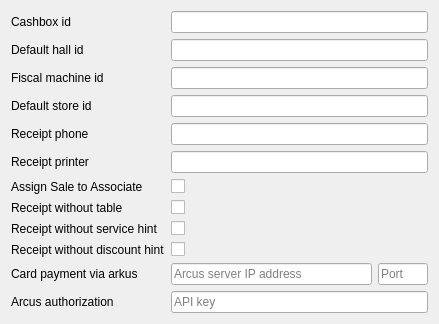
Above: FrontDesk/rworkstationconfigshop.ui from End1-1/Cafe5 before the change. Below: the same form after it.
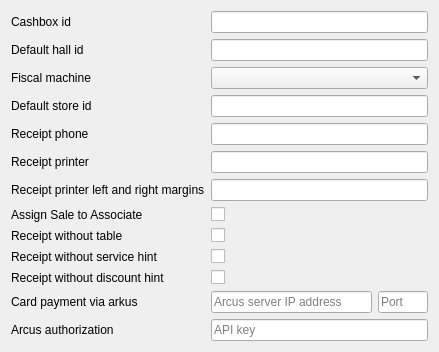
That is the form after the change.

What changed in the file:
```diff
--- a/FrontDesk/rworkstationconfigshop.ui
+++ b/FrontDesk/rworkstationconfigshop.ui
@@ -7,44 +7,20 @@
     <x>0</x>
     <y>0</y>
     <width>439</width>
-    <height>302</height>
+    <height>324</height>
    </rect>
   </property>
   <layout class="QGridLayout" name="gridLayout">
-   <item row="1" column="0">
-    <widget class="QLabel" name="labelHall">
-     <property name="text">
-      <string>Default hall id</string>
-     </property>
-    </widget>
+   <item row="4" column="1" colspan="2">
+    <widget class="QLineEdit" name="leReceiptPhone"/>
    </item>
-   <item row="7" column="1">
-    <widget class="QCheckBox" name="chReceiptNoTable"/>
+   <item row="10" column="1">
+    <widget class="QCheckBox" name="chReceiptNoDiscountHint"/>
    </item>
-   <item row="11" column="1" colspan="2">
-    <widget class="QLineEdit" name="leArcusKey">
-     <property name="sizePolicy">
-      <sizepolicy hsizetype="Expanding" vsizetype="Fixed">
-       <horstretch>1</horstretch>
-       <verstretch>0</verstretch>
-      </sizepolicy>
-     </property>
-     <property name="placeholderText">
-      <string>API key</string>
-     </property>
-    </widget>
-   </item>
-   <item row="7" column="0">
-    <widget class="QLabel" name="labelNoTable">
+   <item row="2" column="0">
+    <widget class="QLabel" name="labelFiscal">
      <property name="text">
-      <string>Receipt without table</string>
-     </property>
-    </widget>
-   </item>
-   <item row="4" column="0">
-    <widget class="QLabel" name="labelPhone">
-     <property name="text">
-      <string>Receipt phone</string>
+      <string>Fiscal machine</string>
      </property>
     </widget>
    </item>
@@ -55,23 +31,24 @@
      </property>
     </widget>
    </item>
-   <item row="5" column="1" colspan="2">
-    <widget class="QLineEdit" name="leReceiptPrinter"/>
-   </item>
-   <item row="8" column="1">
-    <widget class="QCheckBox" name="chReceiptNoServiceHint"/>
-   </item>
-   <item row="0" column="0">
-    <widget class="QLabel" name="labelCashbox">
-     <property name="text">
-      <string>Cashbox id</string>
-     </property>
-    </widget>
-   </item>
    <item row="1" column="1" colspan="2">
     <widget class="QLineEdit" name="leHallId"/>
    </item>
-   <item row="10" column="2">
+   <item row="10" column="0">
+    <widget class="QLabel" name="labelNoDiscount">
+     <property name="text">
+      <string>Receipt without discount hint</string>
+     </property>
+    </widget>
+   </item>
+   <item row="12" column="0">
+    <widget class="QLabel" name="labelNoDiscount_3">
+     <property name="text">
+      <string>Arcus authorization</string>
+     </property>
+    </widget>
+   </item>
+   <item row="11" column="2">
     <widget class="QLineEdit" name="leArcusPort">
      <property name="maximumSize">
       <size>
@@ -84,35 +61,17 @@
      </property>
     </widget>
    </item>
-   <item row="3" column="0">
-    <widget class="QLabel" name="labelStore">
-     <property name="text">
-      <string>Default store id</string>
-     </property>
-    </widget>
+   <item row="0" column="1" colspan="2">
+    <widget class="QLineEdit" name="leCashboxId"/>
    </item>
-   <item row="8" column="0">
-    <widget class="QLabel" name="labelNoService">
+   <item row="0" column="0">
+    <widget class="QLabel" name="labelCashbox">
      <property name="text">
-      <string>Receipt without service hint</string>
+      <string>Cashbox id</string>
      </property>
     </widget>
    </item>
-   <item row="10" column="0">
-    <widget class="QLabel" name="labelNoDiscount_2">
-     <property name="text">
-      <string>Card payment via arkus</string>
-     </property>
-    </widget>
-   </item>
-   <item row="2" column="0">
-    <widget class="QLabel" name="labelFiscal">
-     <property name="text">
-      <string>Fiscal machine id</string>
-     </property>
-    </widget>
-   </item>
-   <item row="10" column="1">
+   <item row="11" column="1">
     <widget class="QLineEdit" name="leArcustAddress">
      <property name="sizePolicy">
       <sizepolicy hsizetype="Expanding" vsizetype="Fixed">
@@ -125,44 +84,95 @@
      </property>
     </widget>
    </item>
-   <item row="9" column="1">
-    <widget class="QCheckBox" name="chReceiptNoDiscountHint"/>
+   <item row="8" column="1">
+    <widget class="QCheckBox" name="chReceiptNoTable"/>
    </item>
-   <item row="2" column="1" colspan="2">
-    <widget class="QLineEdit" name="leFiscalId"/>
+   <item row="5" column="1" colspan="2">
+    <widget class="QLineEdit" name="leReceiptPrinter"/>
    </item>
    <item row="3" column="1" colspan="2">
     <widget class="QLineEdit" name="leStoreId"/>
    </item>
-   <item row="0" column="1" colspan="2">
-    <widget class="QLineEdit" name="leCashboxId"/>
+   <item row="2" column="1" colspan="2">
+    <widget class="QComboBox" name="cbFiscalMachine"/>
+   </item>
+   <item row="4" column="0">
+    <widget class="QLabel" name="labelPhone">
+     <property name="text">
+      <string>Receipt phone</string>
+     </property>
+    </widget>
+   </item>
+   <item row="7" column="1">
+    <widget class="QCheckBox" name="chAssignSaleToAssociate"/>
    </item>
    <item row="9" column="0">
-    <widget class="QLabel" name="labelNoDiscount">
+    <widget class="QLabel" name="labelNoService">
      <property name="text">
-      <string>Receipt without discount hint</string>
+      <string>Receipt without service hint</string>
      </property>
     </widget>
    </item>
-   <item row="4" column="1" colspan="2">
-    <widget class="QLineEdit" name="leReceiptPhone"/>
-   </item>
-   <item row="11" column="0">
-    <widget class="QLabel" name="labelNoDiscount_3">
-     <property name="text">
-      <string>Arcus authorization</string>
-     </property>
-    </widget>
-   </item>
-   <item row="6" column="0">
+   <item row="7" column="0">
     <widget class="QLabel" name="labelPhone_3">
      <property name="text">
       <string>Assign Sale to Associate</string>
      </property>
     </widget>
    </item>
-   <item row="6" column="1">
-    <widget class="QCheckBox" name="chAssignSaleToAssociate"/>
+   <item row="8" column="0">
+    <widget class="QLabel" name="labelNoTable">
+     <property name="text">
+      <string>Receipt without table</string>
+     </property>
+    </widget>
+   </item>
+   <item row="9" column="1">
+    <widget class="QCheckBox" name="chReceiptNoServiceHint"/>
+   </item>
+   <item row="12" column="1" colspan="2">
+    <widget class="QLineEdit" name="leArcusKey">
+     <property name="sizePolicy">
+      <sizepolicy hsizetype="Expanding" vsizetype="Fixed">
+       <horstretch>1</horstretch>
+       <verstretch>0</verstretch>
+      </sizepolicy>
+     </property>
+     <property name="placeholderText">
+      <string>API key</string>
+     </property>
+    </widget>
+   </item>
+   <item row="11" column="0">
+    <widget class="QLabel" name="labelNoDiscount_2">
+     <property name="text">
+      <string>Card payment via arkus</string>
+     </property>
+    </widget>
+   </item>
+   <item row="1" column="0">
+    <widget class="QLabel" name="labelHall">
+     <property name="text">
+      <string>Default hall id</string>
+     </property>
+    </widget>
+   </item>
+   <item row="3" column="0">
+    <widget class="QLabel" name="labelStore">
+     <property name="text">
+      <string>Default store id</string>
+     </property>
+    </widget>
+   </item>
+   <item row="6" column="0">
+    <widget class="QLabel" name="labelPhone_4">
+     <property name="text">
+      <string>Receipt printer left and right margins</string>
+     </property>
+    </widget>
+   </item>
+   <item row="6" column="1" colspan="2">
+    <widget class="QLineEdit" name="leReceiptPrinterLeftRightMargins"/>
    </item>
   </layout>
  </widget>
```
